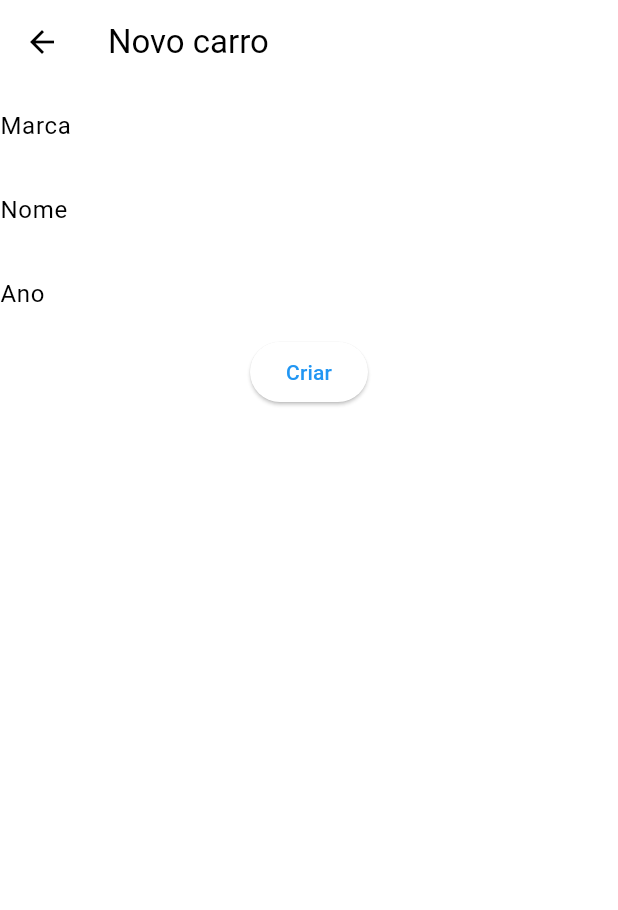
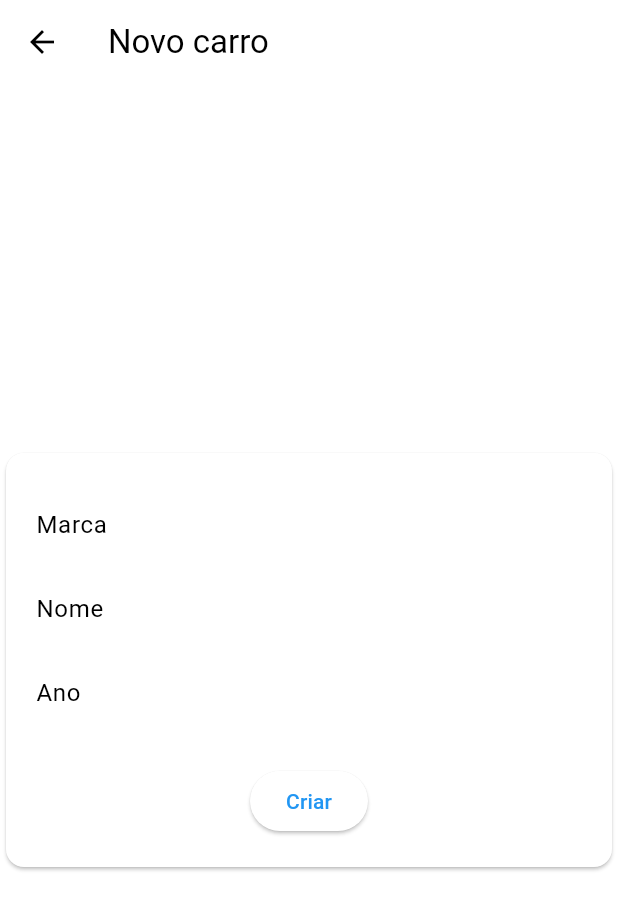
Before and after one commit to manoelpiovesan/flutter-api-quarkus, a Flutter app: the screen it shows after launch, after a tap on the "add" icon, on a phone screen of 412 x 824 dp. Shown: the top 910 px of the screen. Run offline on Flutter 3.47's test engine with Material 3 defaults, Android fonts, the phone set to English and light mode, and no system bars; network calls fail.

```diff
--- a/lib/views/car_create_form_view.dart
+++ b/lib/views/car_create_form_view.dart
@@ -20,7 +20,13 @@ class _CarCreateFormViewState extends State<CarCreateFormView> {
       appBar: AppBar(
         title: const Text('Novo carro'),
       ),
-      body: Column(children: [
+      body: Center(
+        child: Card(
+          child: Padding(
+            padding: const EdgeInsets.all(20),
+            child: SizedBox(
+              width: 800,
+              child: Column(mainAxisSize: MainAxisSize.min, children: [
                 TextFormField(
                   controller: marcaController,
                   decoration: const InputDecoration(labelText: 'Marca'),
@@ -33,6 +39,7 @@ class _CarCreateFormViewState extends State<CarCreateFormView> {
                   controller: anoController,
                   decoration: const InputDecoration(labelText: 'Ano'),
                 ),
+                const SizedBox(height: 20),
                 ElevatedButton(
                   onPressed: () async {
                     await carController.createCarro(
@@ -40,11 +47,16 @@ class _CarCreateFormViewState extends State<CarCreateFormView> {
                       nome: nomeController.text,
                       ano: int.parse(anoController.text),
                     );
+                    // ignore: use_build_context_synchronously
                     Navigator.of(context).pop();
                   },
                   child: const Text('Criar'),
                 ),
               ]),
+            ),
+          ),
+        ),
+      ),
     );
   }
 }
--- a/lib/views/car_list_view.dart
+++ b/lib/views/car_list_view.dart
@@ -32,6 +32,11 @@ class _CarListViewState extends State<CarListView> {
           title: const Text('Carros'),
           actions: [
             IconButton(onPressed: createCarro, icon: const Icon(Icons.add)),
+            IconButton(
+                onPressed: () {
+                  setState(() {});
+                },
+                icon: const Icon(Icons.refresh))
           ],
         ),
         body: FutureBuilder(
@@ -39,11 +44,23 @@ class _CarListViewState extends State<CarListView> {
             builder: (ctx, snapshot) {
               if (snapshot.hasData) {
                 var carros = snapshot.data as List<Carro>;
-                return ListView.builder(
+                return carros.isEmpty
+                    ? const Center(
+                        child: Row(
+                          mainAxisAlignment: MainAxisAlignment.center,
+                          children: [
+                            Icon(Icons.sentiment_dissatisfied),
+                            SizedBox(width: 5),
+                            Text('Nenhum carro cadastrado'),
+                          ],
+                        ),
+                      )
+                    : ListView.builder(
                         itemCount: carros.length,
                         itemBuilder: (ctx, index) {
                           var carro = carros[index];
-                      return ListTile(
+                          return Card(
+                            child: ListTile(
                               title: Row(
                                 mainAxisSize: MainAxisSize.min,
                                 children: [
@@ -58,11 +75,13 @@ class _CarListViewState extends State<CarListView> {
                                 children: [
                                   IconButton(
                                       onPressed: () async {
-                                  await carController.deleteCarro(carro.id);
+                                        await carController
+                                            .deleteCarro(carro.id);
                                         setState(() {});
                                       },
                                       icon: const Icon(Icons.delete))
                                 ],
+                              ),
                             ),
                           );
                         });
```
Also changed, not shown: 1 other file. Lines whose indentation alone changed are shown as unchanged.
